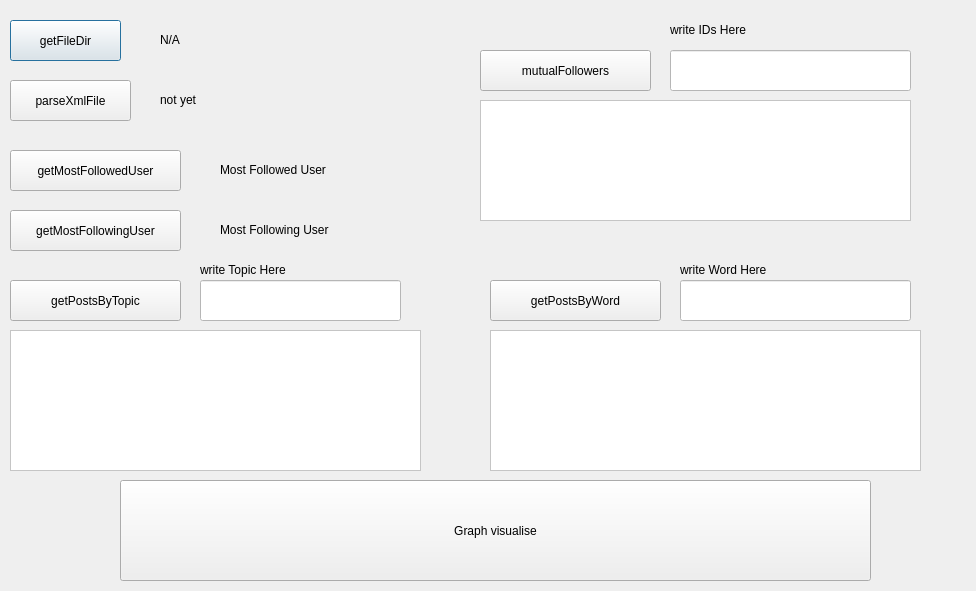
The window that GUIOfBothPtojects/analyzerwindow.ui (Muhammed-EmadEldeen/XML-Parser-Analyzer) describes before a commit, drawn with Qt 5.
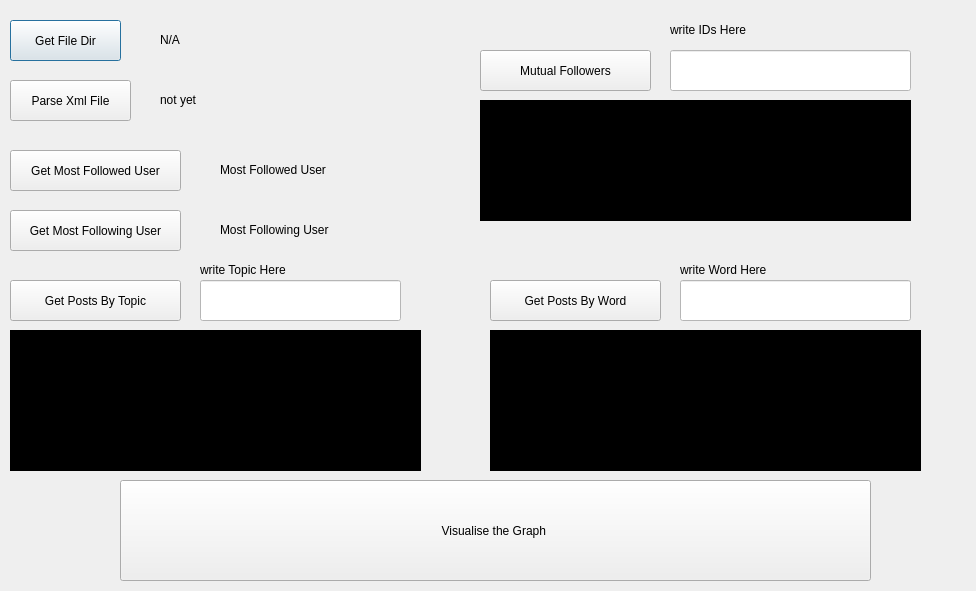
The same window after the commit.

Patch:
```diff
--- a/GUIOfBothPtojects/analyzerwindow.ui
+++ b/GUIOfBothPtojects/analyzerwindow.ui
@@ -23,7 +23,7 @@
     </rect>
    </property>
    <property name="text">
-    <string>getFileDir</string>
+    <string>Get File Dir</string>
    </property>
   </widget>
   <widget class="QLabel" name="pathLabel">
@@ -31,7 +31,7 @@
     <rect>
      <x>160</x>
      <y>30</y>
-     <width>691</width>
+     <width>291</width>
      <height>20</height>
     </rect>
    </property>
@@ -49,7 +49,7 @@
     </rect>
    </property>
    <property name="text">
-    <string>getMostFollowedUser</string>
+    <string>Get Most Followed User</string>
    </property>
   </widget>
   <widget class="QPushButton" name="mutualFollowersBtn">
@@ -62,7 +62,7 @@
     </rect>
    </property>
    <property name="text">
-    <string>mutualFollowers</string>
+    <string>Mutual Followers</string>
    </property>
   </widget>
   <widget class="QPushButton" name="getPostsByWordBtn">
@@ -75,7 +75,7 @@
     </rect>
    </property>
    <property name="text">
-    <string>getPostsByWord</string>
+    <string>Get Posts By Word</string>
    </property>
   </widget>
   <widget class="QPushButton" name="getPostsByTopicBtn">
@@ -88,7 +88,7 @@
     </rect>
    </property>
    <property name="text">
-    <string>getPostsByTopic</string>
+    <string>Get Posts By Topic</string>
    </property>
   </widget>
   <widget class="QPushButton" name="getMostFollowingUserBtn">
@@ -101,7 +101,7 @@
     </rect>
    </property>
    <property name="text">
-    <string>getMostFollowingUser</string>
+    <string>Get Most Following User</string>
    </property>
   </widget>
   <widget class="QLabel" name="getMostFollowedUserLbl">
@@ -140,7 +140,7 @@
     </rect>
    </property>
    <property name="text">
-    <string>parseXmlFile</string>
+    <string>Parse Xml File</string>
    </property>
   </widget>
   <widget class="QLabel" name="parseXmlFileLbl">
@@ -166,7 +166,7 @@
     </rect>
    </property>
    <property name="text">
-    <string>Graph visualise</string>
+    <string>Visualise the Graph </string>
    </property>
   </widget>
   <widget class="QLineEdit" name="lineEdit">
@@ -192,7 +192,8 @@
     </rect>
    </property>
    <property name="styleSheet">
-    <string notr="true">background-color: rgb(255, 255, 255);</string>
+    <string notr="true">background-color: rgb(0, 0, 0);
+font: 12pt &quot;Segoe UI&quot;;</string>
    </property>
   </widget>
   <widget class="QListWidget" name="getPostsByWordListWidget">
@@ -205,7 +206,8 @@
     </rect>
    </property>
    <property name="styleSheet">
-    <string notr="true">background-color: rgb(255, 255, 255);</string>
+    <string notr="true">font: 12pt &quot;Segoe UI&quot;;
+background-color: rgb(0, 0, 0);</string>
    </property>
   </widget>
   <widget class="QLineEdit" name="getPostsByWordLineEdit">
@@ -244,7 +246,8 @@
     </rect>
    </property>
    <property name="styleSheet">
-    <string notr="true">background-color: rgb(255, 255, 255);</string>
+    <string notr="true">font: 12pt &quot;Segoe UI&quot;;
+background-color: rgb(0, 0, 0);</string>
    </property>
   </widget>
   <widget class="QLabel" name="label">
```
